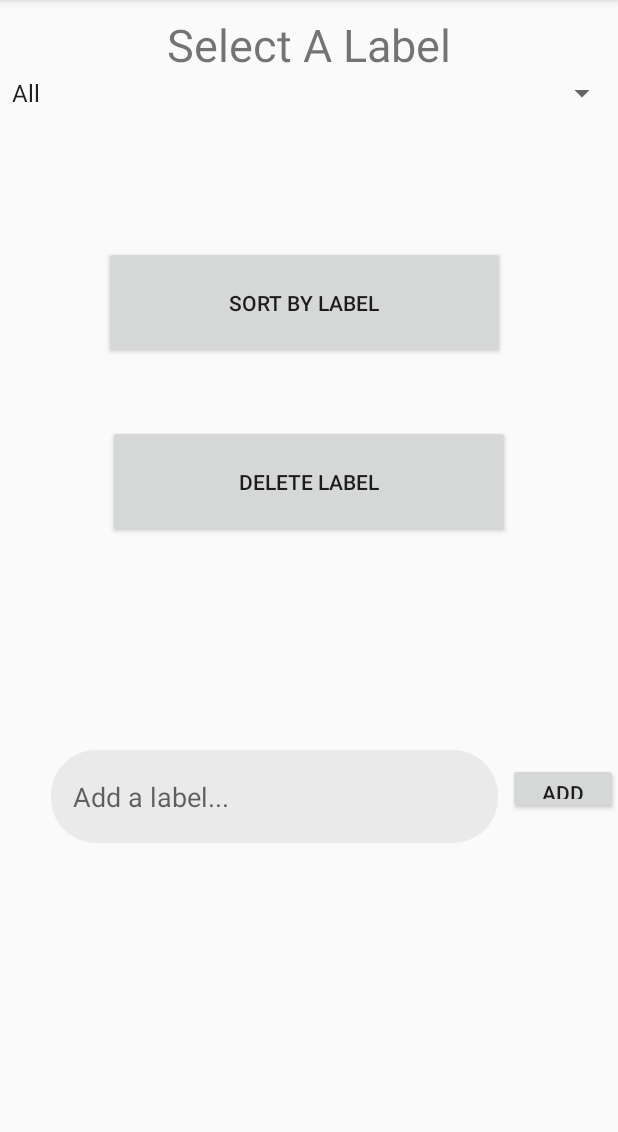
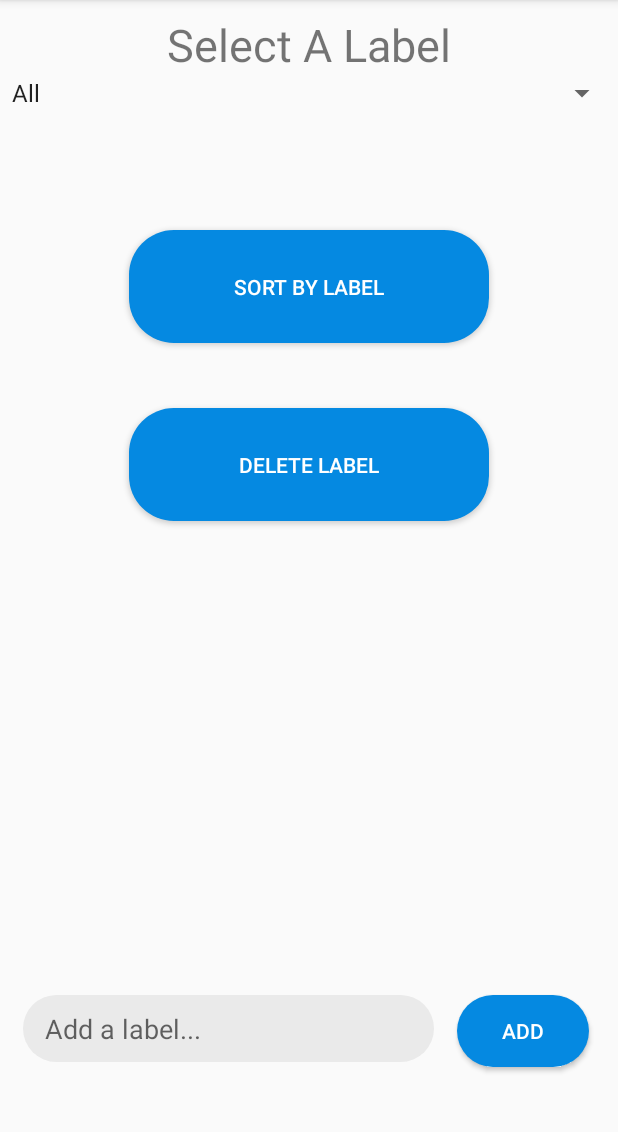
Before and after one commit to chrisyees/SimpleNote, an Android app: the screen it shows after launch once a user with an empty profile is signed in (MainActivity), in the side drawer, after a tap on "Labels", on a phone screen of 412 x 824 dp, the part 84-1216 px from its top. Run offline under Robolectric (Android 15) with nearby library versions, the phone set to English and light mode, and no system bars; our stand-ins replace Firebase (no records; nobody signed in at launch, a user with empty details on screens opened directly).

Commit message:
added user email to nav_header, audio now deletes

```diff
--- a/src/app/src/main/java/com/cs180/simplenote/simplenoteapp/LoginActivity.java
+++ b/src/app/src/main/java/com/cs180/simplenote/simplenoteapp/LoginActivity.java
@@ -7,6 +7,7 @@ import android.os.Bundle;
 import android.view.View;
 import android.widget.Button;
 import android.widget.EditText;
+import android.widget.TextView;
 import android.widget.Toast;
 
 import com.google.android.gms.tasks.OnCompleteListener;
@@ -47,7 +48,7 @@ public class LoginActivity extends AppCompatActivity {
             public void onClick(View v) {
 
                 // Get User Login info
-                String logInEmailText = logInEmail.getText().toString();
+                final String logInEmailText = logInEmail.getText().toString();
                 String logInPasswordText = logInPassword.getText().toString();
 
                 // Sign in with User email and password
@@ -74,5 +75,8 @@ public class LoginActivity extends AppCompatActivity {
         if(currentUser != null) {
             startActivity(new Intent(LoginActivity.this, MainActivity.class));
         }
+        else {
+
+        }
     }
 }
--- a/src/app/src/main/java/com/cs180/simplenote/simplenoteapp/MainActivity.java
+++ b/src/app/src/main/java/com/cs180/simplenote/simplenoteapp/MainActivity.java
@@ -13,6 +13,7 @@ import android.view.Menu;
 import android.view.MenuInflater;
 import android.view.MenuItem;
 import android.view.View;
+import android.widget.TextView;
 
 import com.google.firebase.auth.FirebaseAuth;
 
@@ -27,11 +28,15 @@ public class MainActivity extends AppCompatActivity implements NavigationView.On
         super.onCreate(savedInstanceState);
         setContentView(R.layout.activity_main);
 
+        mAuth = FirebaseAuth.getInstance();
+
         Toolbar toolbar = findViewById(R.id.toolbar);
         setSupportActionBar(toolbar);
 
         drawer = findViewById(R.id.drawer_layout);
         navigationView = findViewById(R.id.nav_view);
+        TextView nav_email = navigationView.getHeaderView(0).findViewById(R.id.nav_header_email);
+        nav_email.setText(mAuth.getCurrentUser().getEmail());
         navigationView.setNavigationItemSelectedListener(this);
 
         ActionBarDrawerToggle toggle = new ActionBarDrawerToggle(this, drawer, toolbar, R.string.navigation_drawer_open, R.string.navigation_drawer_close);
@@ -42,6 +47,8 @@ public class MainActivity extends AppCompatActivity implements NavigationView.On
             getSupportFragmentManager().beginTransaction().replace(R.id.fragment_container, new NotesFragment()).commit();
             navigationView.setCheckedItem(R.id.nav_notes);
         }
+
+
     }
 
     @Override
@@ -80,7 +87,6 @@ public class MainActivity extends AppCompatActivity implements NavigationView.On
     public boolean onOptionsItemSelected(MenuItem item) {
         switch (item.getItemId()) {
             case R.id.menu_signout:
-                mAuth = FirebaseAuth.getInstance();
                 mAuth.signOut();
                 startActivity(new Intent(MainActivity.this, LoginActivity.class));
                 return true;
--- a/src/app/src/main/java/com/cs180/simplenote/simplenoteapp/NewNote.java
+++ b/src/app/src/main/java/com/cs180/simplenote/simplenoteapp/NewNote.java
@@ -423,6 +423,8 @@ public class NewNote extends AppCompatActivity {
                 selectPhoto();
                 break;
             case R.id.menu_delete_note:
+                if(isRecording)
+                    recordingsRef.child(noteID).delete();
                 notesDatabase.child(noteID).removeValue();
                 Toast.makeText(NewNote.this, "Note Deleted", Toast.LENGTH_LONG).show();
                 startActivity(new Intent(NewNote.this, MainActivity.class));
--- a/src/app/src/main/res/layout/fragment_labels.xml
+++ b/src/app/src/main/res/layout/fragment_labels.xml
@@ -17,7 +17,9 @@
         android:layout_width="wrap_content"
         android:layout_height="wrap_content"
         android:layout_above="@+id/label_bar"
+        android:layout_alignParentTop="true"
         android:layout_centerHorizontal="true"
+        android:layout_marginTop="9dp"
         android:layout_marginBottom="-50dp"
         android:text="Select A Label"
         android:textSize="30sp"
@@ -25,46 +27,51 @@
 
     <EditText
         android:id="@+id/add_label"
-        android:layout_width="298dp"
-        android:layout_height="62dp"
-        android:layout_alignParentTop="true"
-        android:layout_alignParentEnd="true"
-        android:layout_marginTop="500dp"
-        android:layout_marginEnd="80dp"
+        android:layout_width="match_parent"
+        android:layout_height="wrap_content"
+        android:layout_alignParentStart="true"
+        android:layout_alignParentBottom="true"
+        android:layout_marginStart="15dp"
+        android:layout_marginEnd="15dp"
+        android:layout_marginBottom="60dp"
+        android:layout_toStartOf="@+id/add_label_button"
         android:background="@drawable/plain_text_background"
         android:ems="10"
         android:hint="Add a label..." />
 
     <Button
         android:id="@+id/add_label_button"
-        android:layout_width="73dp"
-        android:layout_height="34dp"
+        android:layout_width="wrap_content"
+        android:layout_height="wrap_content"
         android:layout_alignBaseline="@+id/add_label"
         android:layout_alignParentEnd="true"
+        android:layout_alignParentBottom="true"
+        android:layout_marginEnd="19dp"
+        android:layout_marginBottom="56dp"
+        android:background="@drawable/button_style"
+        android:textColor="#ffffff"
         android:text="Add" />
 
     <Button
         android:id="@+id/sort_button"
         android:layout_width="240dp"
         android:layout_height="75dp"
-        android:layout_alignParentStart="true"
         android:layout_alignParentTop="true"
-        android:layout_alignParentEnd="true"
-        android:layout_marginStart="69dp"
-        android:layout_marginTop="164dp"
-        android:layout_marginEnd="75dp"
+        android:layout_marginTop="153dp"
+        android:layout_centerHorizontal="true"
+        android:background="@drawable/button_style"
+        android:textColor="#ffffff"
         android:text="Sort By Label" />
 
     <Button
         android:id="@+id/delete_label_button"
         android:layout_width="240dp"
         android:layout_height="75dp"
-        android:layout_alignParentStart="true"
-        android:layout_alignParentTop="true"
-        android:layout_alignParentEnd="true"
-        android:layout_marginStart="72dp"
-        android:layout_marginTop="283dp"
-        android:layout_marginEnd="72dp"
-        android:text="Delete Label" />
+        android:layout_below="@+id/sort_button"
+        android:layout_centerHorizontal="true"
+        android:layout_marginTop="43dp"
+        android:background="@drawable/button_style"
+        android:text="Delete Label"
+        android:textColor="#ffffff" />
 
 </RelativeLayout>
--- a/src/app/src/main/res/layout/nav_header.xml
+++ b/src/app/src/main/res/layout/nav_header.xml
@@ -22,6 +22,7 @@
         //android:textAppearance="@style/Base.TextAppearance.AppCompat.Body1"
 
     <TextView
+        android:id="@+id/nav_header_email"
         android:layout_width="wrap_content"
         android:layout_height="wrap_content"
         android:text="user@email.com" />
```
